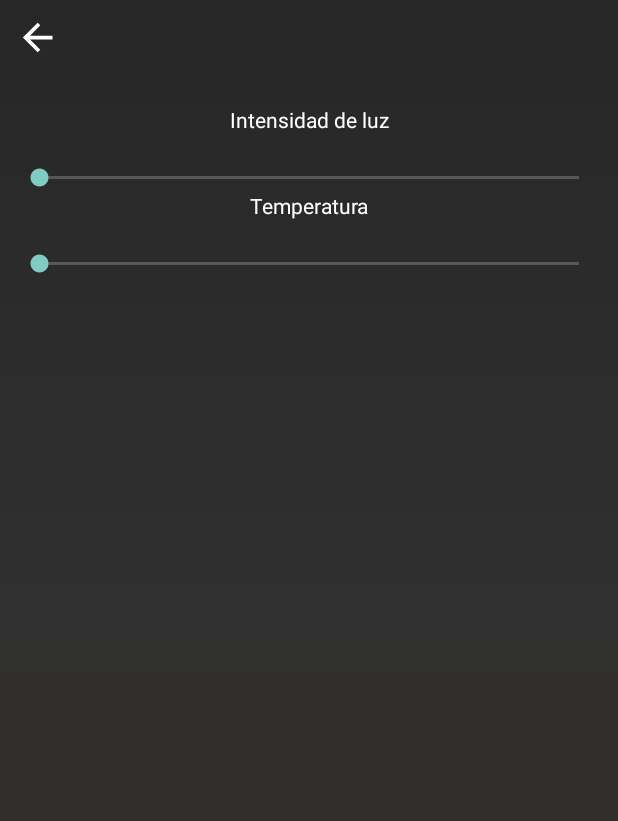
After one commit to silver4a/CIALC-Lights-LAN, an Android app: the MainActivity2 screen opened directly, with no data from a screen before it, on a phone screen of 412 x 824 dp. The commit adds this screen. Shown: the top 821 px of the screen. Run offline under Robolectric (Android 15) with nearby library versions, the phone set to English and light mode, and no system bars; 2 statements that could not run were skipped.

Commit message:
se agrega MainActivity2 y se envian las solicitudes al ESP32.

```diff
--- a/app/src/main/AndroidManifest.xml
+++ b/app/src/main/AndroidManifest.xml
@@ -7,7 +7,7 @@
     <uses-permission android:name="android.permission.ACCESS_COARSE_LOCATION" />
     <uses-permission android:name="android.permission.INTERNET" />
     <uses-permission android:name="android.permission.ACCESS_NETWORK_STATE" />
-    <uses-permission android:name="android.permission.ACCESS_WIFI_STATE"/>
+    <uses-permission android:name="android.permission.ACCESS_WIFI_STATE" />
 
     <application
         android:allowBackup="true"
@@ -15,9 +15,12 @@
         android:label="@string/app_name"
         android:roundIcon="@mipmap/ic_launcher_round"
         android:supportsRtl="true"
-        android:usesCleartextTraffic="true"
-        android:theme="@style/Theme.CIALCLightsLAN">
-        <activity android:name=".MainActivity"
+        android:theme="@style/Theme.CIALCLightsLAN"
+        android:usesCleartextTraffic="true">
+        <activity android:name=".MainActivity2"
+            android:theme="@style/Theme.AppCompat.NoActionBar"></activity>
+        <activity
+            android:name=".MainActivity"
             android:theme="@style/Theme.AppCompat.NoActionBar">
             <intent-filter>
                 <action android:name="android.intent.action.MAIN" />
--- a/app/src/main/java/com/cialc/MainActivity.java
+++ b/app/src/main/java/com/cialc/MainActivity.java
@@ -11,6 +11,7 @@ import android.app.AlertDialog;
 import android.app.ProgressDialog;
 import android.content.Context;
 import android.content.DialogInterface;
+import android.content.Intent;
 import android.content.SharedPreferences;
 import android.graphics.Bitmap;
 import android.graphics.BitmapFactory;
@@ -149,9 +150,9 @@ public class MainActivity extends AppCompatActivity implements View.OnClickListe
 
                                 @Override
                                 public void onError(String errorMessage) {
-                                    Log.i("INFO - ERROR MESSAJE",errorMessage);
+                                    //Log.i("INFO - ERROR MESSAJE",errorMessage);
                                     progressDialog.dismiss();
-                                    Toast.makeText(MainActivity.this, "Ocurrió un error al emparejar dispositivo", Toast.LENGTH_SHORT).show();
+                                    Toast.makeText(MainActivity.this, "Es necesario que reinicie el host.", Toast.LENGTH_SHORT).show();
                                 }
                             });
                         },15000);
@@ -393,7 +394,18 @@ public class MainActivity extends AppCompatActivity implements View.OnClickListe
                 @Override
                 public void onResponse(String response) {
                     if(response.contains("AUTENTICADO")){
-                        Toast.makeText(MainActivity.this, "Autenticado", Toast.LENGTH_SHORT).show();
+                        response = response.replace("\r\n","");
+
+                        String informacion[] = response.split(",");
+
+                        //Toast.makeText(MainActivity.this, "Autenticado", Toast.LENGTH_SHORT).show();
+                        Intent intent = new Intent(getApplicationContext(),MainActivity2.class);
+                        intent.putExtra("host",device.getHostname() + " - "+device.getIpAddress());
+                        intent.putExtra("url",url.substring(0,url.lastIndexOf("/")));
+                        intent.putExtra("progressIntensidad",informacion[1]);
+                        intent.putExtra("progressTemperatura",informacion[2]);
+                        Log.i("Progreso",url.substring(0,url.lastIndexOf("/")));
+                        startActivity(intent);
                         progressDialog.dismiss();
                     }
                 }
--- /dev/null
+++ b/app/src/main/java/com/cialc/MainActivity2.java
@@ -0,0 +1,116 @@
+package com.cialc;
+
+import androidx.appcompat.app.AppCompatActivity;
+
+import android.content.Intent;
+import android.media.Image;
+import android.os.Bundle;
+import android.util.Log;
+import android.view.View;
+import android.widget.ImageView;
+import android.widget.SeekBar;
+import android.widget.TextView;
+
+import com.cialc.localConnections.VolleyConnection;
+
+public class MainActivity2 extends AppCompatActivity {
+
+    ImageView btnback;
+    TextView txtHost;
+    SeekBar seekBarIntensidad,seekBarTemperatura;
+    String url = "";
+
+    @Override
+    protected void onCreate(Bundle savedInstanceState) {
+        super.onCreate(savedInstanceState);
+        setContentView(R.layout.activity_main2);
+
+        btnback = (ImageView) findViewById(R.id.btn_back);
+        btnback.setOnClickListener(v -> {
+            finish();
+        });
+
+        Intent intent = getIntent();
+        txtHost = (TextView) findViewById(R.id.txtHost);
+        txtHost.setText(intent.getStringExtra("host"));
+        url = intent.getStringExtra("url");
+
+        seekBarIntensidad = (SeekBar) findViewById(R.id.seekBarIntensidad);
+        seekBarTemperatura = (SeekBar) findViewById(R.id.seekBarTemperatura);
+
+        //Listeners.
+        seekBarIntensidad.setOnSeekBarChangeListener(new SeekBar.OnSeekBarChangeListener() {
+            @Override
+            public void onProgressChanged(SeekBar seekBar, int progress, boolean fromUser) {
+                //Log.i("Progeso Changed: ",String.valueOf(progress));
+            }
+
+            @Override
+            public void onStartTrackingTouch(SeekBar seekBar) {
+
+            }
+
+            @Override
+            public void onStopTrackingTouch(SeekBar seekBar) {
+                //Log.i("Progeso stop: ", String.valueOf(seekBar.getProgress()));
+                int progreso = seekBarIntensidad.getProgress();
+                //Los calculos.
+
+
+
+                String comando = "/data?intensidad="+String.valueOf(progreso) + "&";
+                String urlFinal = url + comando;
+                VolleyConnection.getInstance(getApplicationContext()).setRequest(urlFinal, new VolleyConnection.IVolleyResponse() {
+                    @Override
+                    public void onResponse(String response) {
+                        //Respuesta del ESP32
+                    }
+
+                    @Override
+                    public void onError(String errorMessage) {
+
+                    }
+                });
+            }
+        });
+
+        seekBarTemperatura.setOnSeekBarChangeListener(new SeekBar.OnSeekBarChangeListener() {
+            @Override
+            public void onProgressChanged(SeekBar seekBar, int progress, boolean fromUser) {
+
+            }
+
+            @Override
+            public void onStartTrackingTouch(SeekBar seekBar) {
+
+            }
+
+            @Override
+            public void onStopTrackingTouch(SeekBar seekBar) {
+                //Log.i("Progeso stop: ", String.valueOf(seekBar.getProgress()));
+                int progreso = seekBarTemperatura.getProgress();
+
+                String comando = "/data?temperatura="+String.valueOf(progreso) + "&";
+                String urlFinal = url + comando;
+                VolleyConnection.getInstance(getApplicationContext()).setRequest(urlFinal, new VolleyConnection.IVolleyResponse() {
+                    @Override
+                    public void onResponse(String response) {
+
+                    }
+
+                    @Override
+                    public void onError(String errorMessage) {
+
+                    }
+                });
+            }
+        });
+
+        int pIntensidad = Integer.parseInt(intent.getStringExtra("progressIntensidad"));
+        int pTemperatura = Integer.parseInt(intent.getStringExtra("progressTemperatura"));
+
+        seekBarIntensidad.setProgress(pIntensidad);
+        seekBarTemperatura.setProgress(pTemperatura);
+
+    }
+}
--- a/app/src/main/java/com/cialc/localConnections/VolleyConnection.java
+++ b/app/src/main/java/com/cialc/localConnections/VolleyConnection.java
@@ -30,22 +30,16 @@ public class VolleyConnection {
         final String TAG = "Request";
         // Request a string response from the provided URL.
         stringRequest = new StringRequest(Request.Method.GET, url,
-                new Response.Listener<String>() {
-                    @Override
-                    public void onResponse(String response) {
+                response -> {
                     request.onResponse(response);
                     queue.cancelAll(TAG); //Cancelo todos los procesos.
                     queue.stop(); //detengo el queue.
                     stringRequest.cancel(); //Detengo el stringR.
-                    }
-                }, new Response.ErrorListener() {
-            @Override
-            public void onErrorResponse(VolleyError error) {
-                request.onError(error.getMessage());
+                }, error -> {
                     queue.cancelAll(TAG); //Cancelo todos los procesos.
                     queue.stop(); //detengo el queue.
                     stringRequest.cancel(); //Detengo el stringR.
-            }
+                    request.onError(error.getMessage());
                 });
         // Set the tag on the request.
         stringRequest.setTag(TAG);
--- /dev/null
+++ b/app/src/main/res/drawable/back_ico.xml
@@ -0,0 +1,8 @@
+<?xml version="1.0" encoding="utf-8"?>
+<vector xmlns:android="http://schemas.android.com/apk/res/android"
+    android:height="24dp"
+    android:width="24dp"
+    android:viewportWidth="24"
+    android:viewportHeight="24">
+    <path android:fillColor="#FFFFFF" android:pathData="M20,11V13H8L13.5,18.5L12.08,19.92L4.16,12L12.08,4.08L13.5,5.5L8,11H20Z" />
+</vector>
--- /dev/null
+++ b/app/src/main/res/layout/activity_main2.xml
@@ -0,0 +1,92 @@
+<?xml version="1.0" encoding="utf-8"?>
+<LinearLayout xmlns:android="http://schemas.android.com/apk/res/android"
+    xmlns:app="http://schemas.android.com/apk/res-auto"
+    xmlns:tools="http://schemas.android.com/tools"
+    android:layout_width="match_parent"
+    android:layout_height="match_parent"
+    android:background="@drawable/gradient"
+    android:orientation="vertical"
+    tools:context=".MainActivity2">
+
+    <LinearLayout
+        android:layout_width="match_parent"
+        android:layout_height="wrap_content"
+        android:layout_margin="10dp"
+        android:orientation="horizontal">
+
+        <ImageView
+            android:id="@+id/btn_back"
+            android:layout_width="30dp"
+            android:layout_height="30dp"
+            android:clickable="true"
+            android:background="@drawable/ripple"
+            app:srcCompat="@drawable/back_ico" />
+
+        <TextView
+            android:id="@+id/txtHost"
+            android:layout_width="match_parent"
+            android:layout_height="wrap_content"
+            android:layout_marginEnd="10dp"
+            android:layout_marginRight="10dp"
+            android:layout_weight="1"
+            android:gravity="center"
+            android:text="Host - 192.168.0.0"
+            android:textColor="#FF5722" />
+    </LinearLayout>
+
+    <LinearLayout
+        android:layout_width="match_parent"
+        android:layout_height="wrap_content"
+        android:layout_marginStart="10dp"
+        android:layout_marginLeft="10dp"
+        android:layout_marginTop="20dp"
+        android:layout_marginEnd="10dp"
+        android:layout_marginRight="10dp"
+        android:orientation="vertical">
+
+        <TextView
+            android:id="@+id/textViewIL"
+            android:layout_width="match_parent"
+            android:layout_height="wrap_content"
+            android:layout_marginBottom="20dp"
+            android:gravity="center"
+            android:text="Intensidad de luz"
+            android:textColor="#FFFFFF" />
+
+        <SeekBar
+            android:id="@+id/seekBarIntensidad"
+            android:layout_width="match_parent"
+            android:layout_height="wrap_content"
+            android:max="100"
+            android:progress="0" />
+
+    </LinearLayout>
+
+    <LinearLayout
+        android:layout_width="match_parent"
+        android:layout_height="wrap_content"
+        android:layout_marginStart="10dp"
+        android:layout_marginLeft="10dp"
+        android:layout_marginEnd="10dp"
+        android:layout_marginRight="10dp"
+        android:orientation="vertical">
+
+        <TextView
+            android:id="@+id/textView6"
+            android:layout_width="match_parent"
+            android:layout_height="wrap_content"
+            android:layout_marginBottom="20dp"
+            android:gravity="center"
+            android:text="Temperatura"
+            android:textColor="#FFFFFF" />
+
+        <SeekBar
+            android:id="@+id/seekBarTemperatura"
+            android:layout_width="match_parent"
+            android:layout_height="wrap_content"
+            android:max="100"
+            android:progress="0" />
+
+    </LinearLayout>
+
+</LinearLayout>
```
Lines whose indentation alone changed are shown as unchanged.
